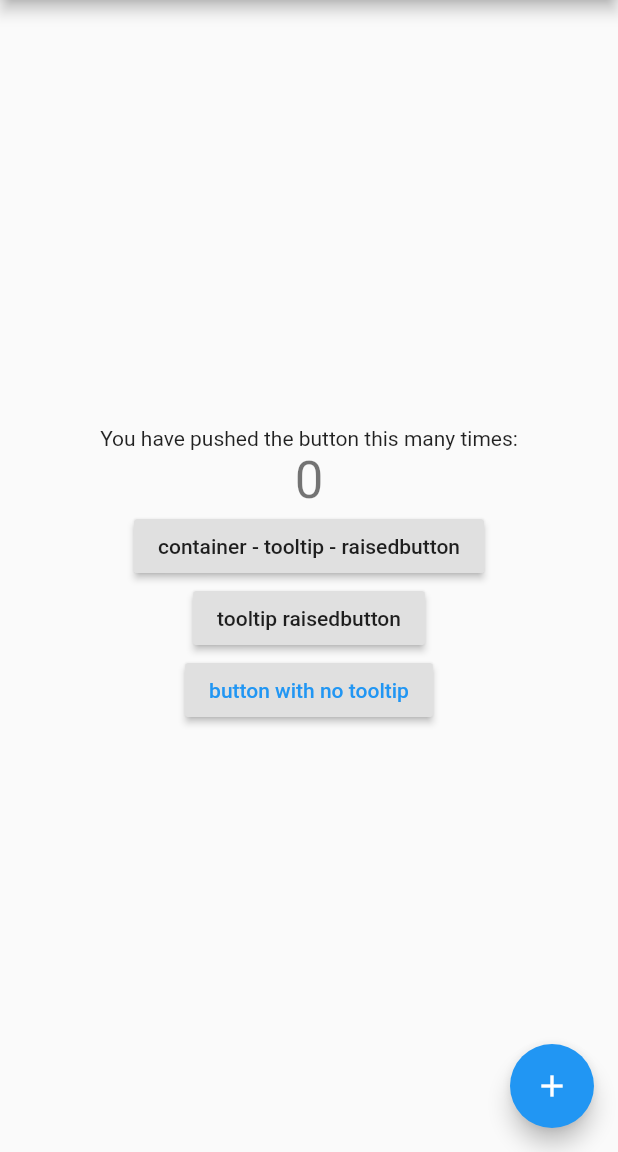
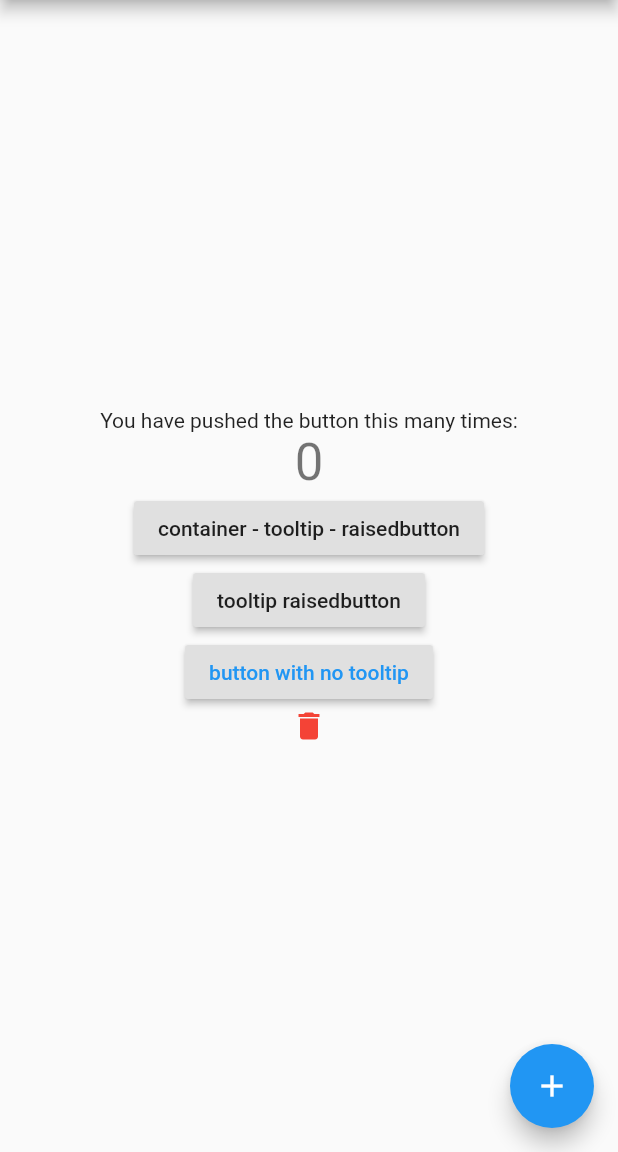
Before and after one commit to wjcwsq/flutter_study, a Flutter app: the screen it shows after launch, on a phone screen of 412 x 824 dp, the part 84-1236 px from its top. Run offline on Flutter 3.47's test engine with Material 2 defaults, Android fonts, the phone set to English and light mode, and no system bars.

Commit message:
icon tooltip

```diff
--- a/lib/main.dart
+++ b/lib/main.dart
@@ -122,6 +122,15 @@ class _MyHomePageState extends State<MyHomePage> {
               onPressed: ()=> print('press raisedbutton!'),
 
             ),
+            // 图标的ToolTip，且显示在控件上方
+            Tooltip(
+              message: '点击删除此项内容',
+              preferBelow: false,
+              child: Icon(
+                Icons.delete,
+                color: Colors.red,
+              ),
+            ),
           ],
         ),
       ),
```
